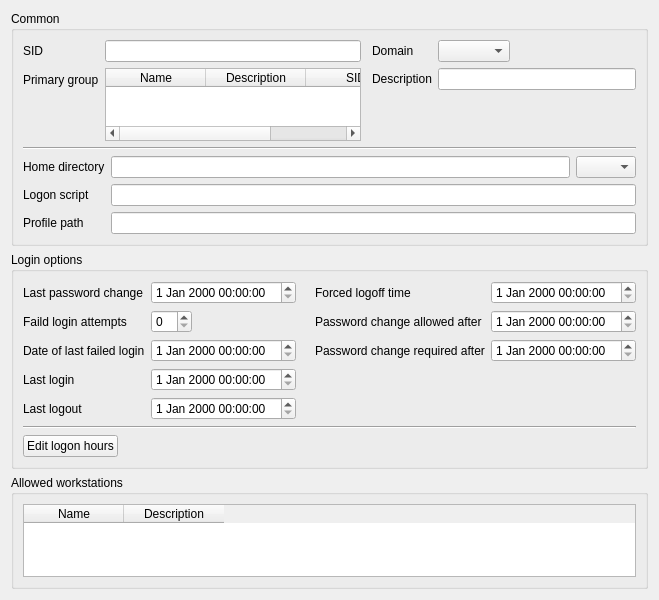
Old version of the form agent/src/clacks/agent/data/templates/default/user-samba.ui in the repository gonicus/clacks.
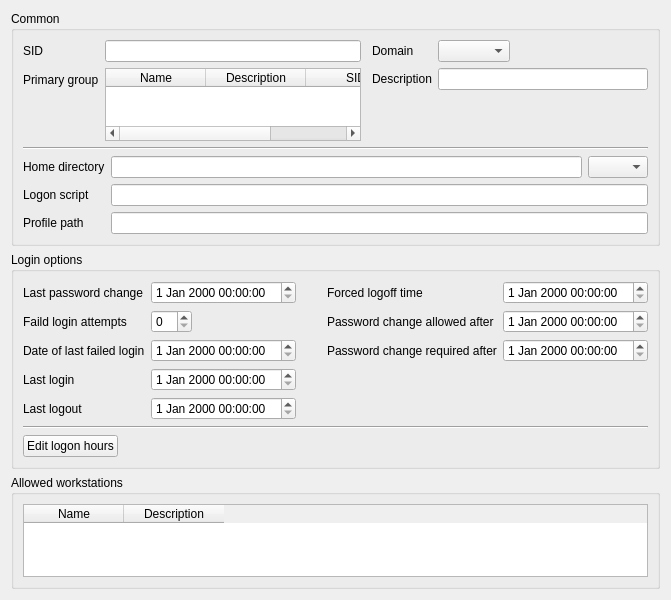
New version of the form. Icons and pictures are not drawn.

Commit message: Updated layout for second samba tab

The edit to the form file:
```diff
--- a/agent/src/clacks/agent/data/templates/default/user-samba.ui
+++ b/agent/src/clacks/agent/data/templates/default/user-samba.ui
@@ -6,7 +6,7 @@
    <rect>
     <x>0</x>
     <y>0</y>
-    <width>568</width>
+    <width>671</width>
     <height>600</height>
    </rect>
   </property>
```
Left out of the diff: 74 changed lines with no effect on the pictures. The commit also changes 1 other file.
